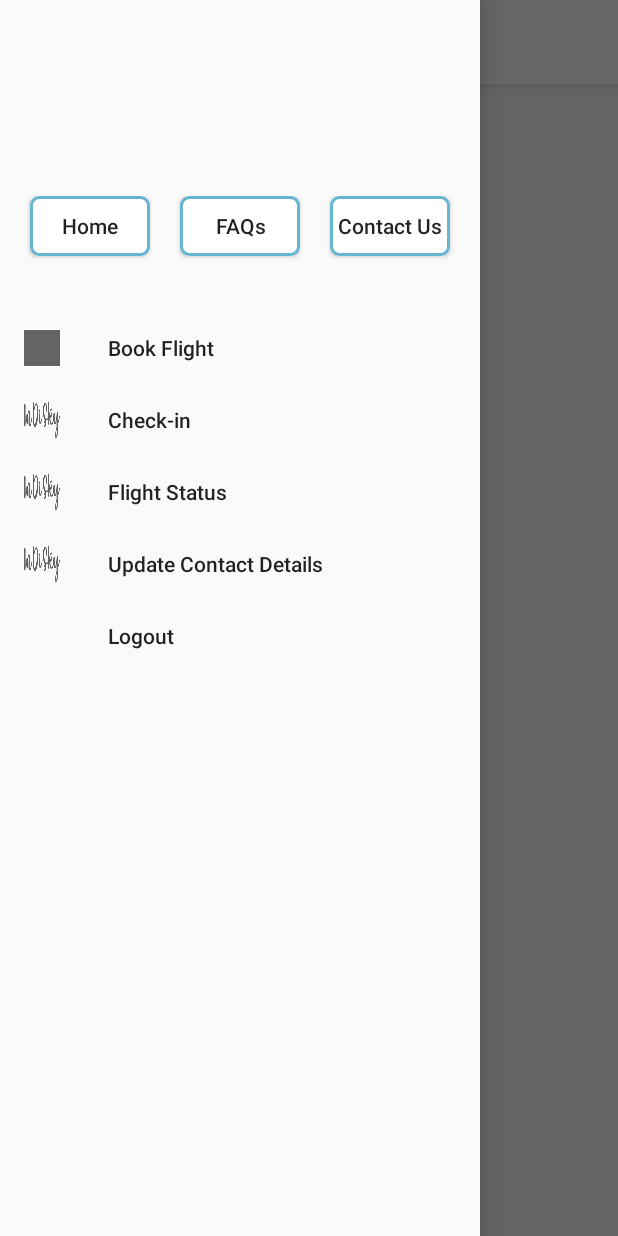
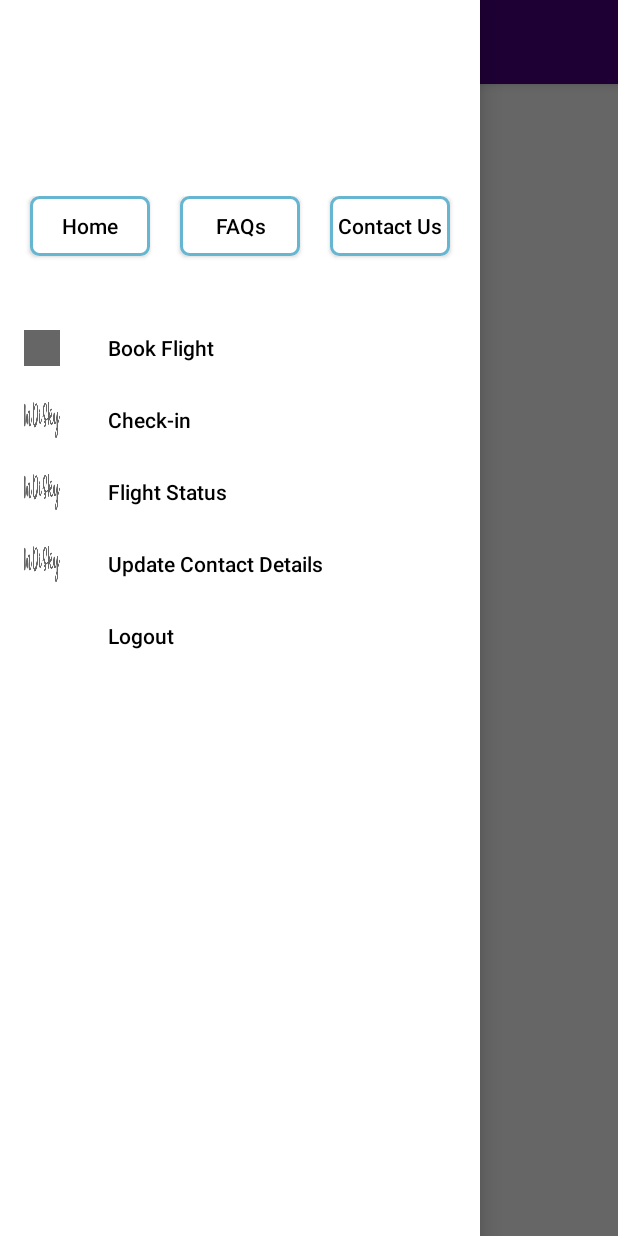
Before and after one commit to agarwalhafd22/InDiSky, an Android app: the MainActivity screen opened directly, with no data from a screen before it, with the side drawer open, on a phone screen of 412 x 824 dp. Run offline under Robolectric (Android 15) with nearby library versions, the light colour scheme and no system bars; Roboto replaces fonts that are not available here.

Commit message:
Indigo color toolbar

```diff
--- a/app/src/main/res/layout/activity_main.xml
+++ b/app/src/main/res/layout/activity_main.xml
@@ -12,7 +12,8 @@
 
     <androidx.constraintlayout.widget.ConstraintLayout
         android:layout_width="match_parent"
-        android:layout_height="match_parent">
+        android:layout_height="match_parent"
+        android:background="@color/white">
 
         <include
             android:id="@+id/toolbar"
@@ -23,9 +24,11 @@
 
     <com.google.android.material.navigation.NavigationView
         android:id="@+id/navigation_view"
+        android:background="@color/white"
         android:layout_width="320dp"
         android:layout_height="match_parent"
         app:headerLayout="@layout/header"
+        app:itemTextColor="@color/black"
         android:layout_gravity="start"
         app:menu="@menu/main_menu" />
 
--- a/app/src/main/res/layout/header.xml
+++ b/app/src/main/res/layout/header.xml
@@ -45,6 +45,7 @@
                 android:id="@+id/home_button"
                 android:layout_width="80dp"
                 android:layout_height="40dp"
+                android:textColor="@color/black"
                 android:layout_marginStart="20dp"
                 android:background="@drawable/round_button"
                 android:text="Home"
@@ -55,6 +56,7 @@
                 android:id="@+id/faq_button"
                 android:layout_width="80dp"
                 android:layout_height="40dp"
+                android:textColor="@color/black"
                 android:layout_toEndOf="@+id/home_button"
                 android:layout_marginStart="20dp"
                 android:background="@drawable/round_button"
@@ -66,6 +68,7 @@
                 android:id="@+id/contact_us_button"
                 android:layout_width="80dp"
                 android:layout_height="40dp"
+                android:textColor="@color/black"
                 android:layout_toEndOf="@+id/faq_button"
                 android:layout_marginStart="20dp"
                 android:layout_marginEnd="20dp"
--- a/app/src/main/res/layout/toolbar.xml
+++ b/app/src/main/res/layout/toolbar.xml
@@ -3,7 +3,7 @@
     android:id="@+id/toolbar"
     android:layout_width="match_parent"
     android:layout_height="wrap_content"
-    android:background="@color/white"
+    android:background="#4B0082"
     android:elevation="4dp">
 
 </androidx.appcompat.widget.Toolbar>
```
